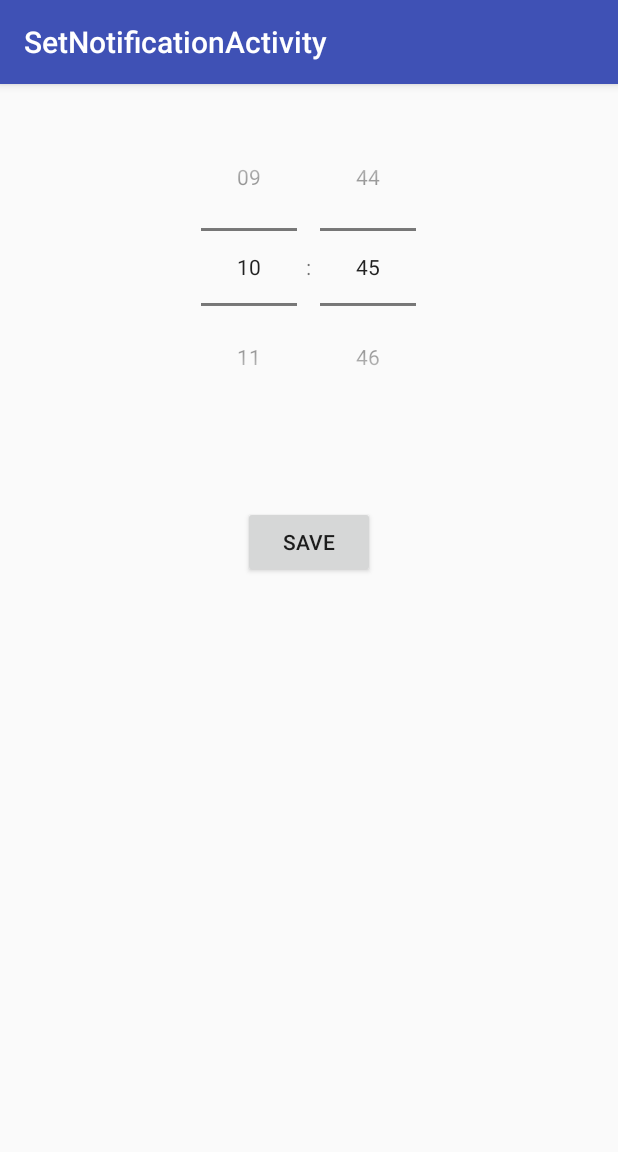
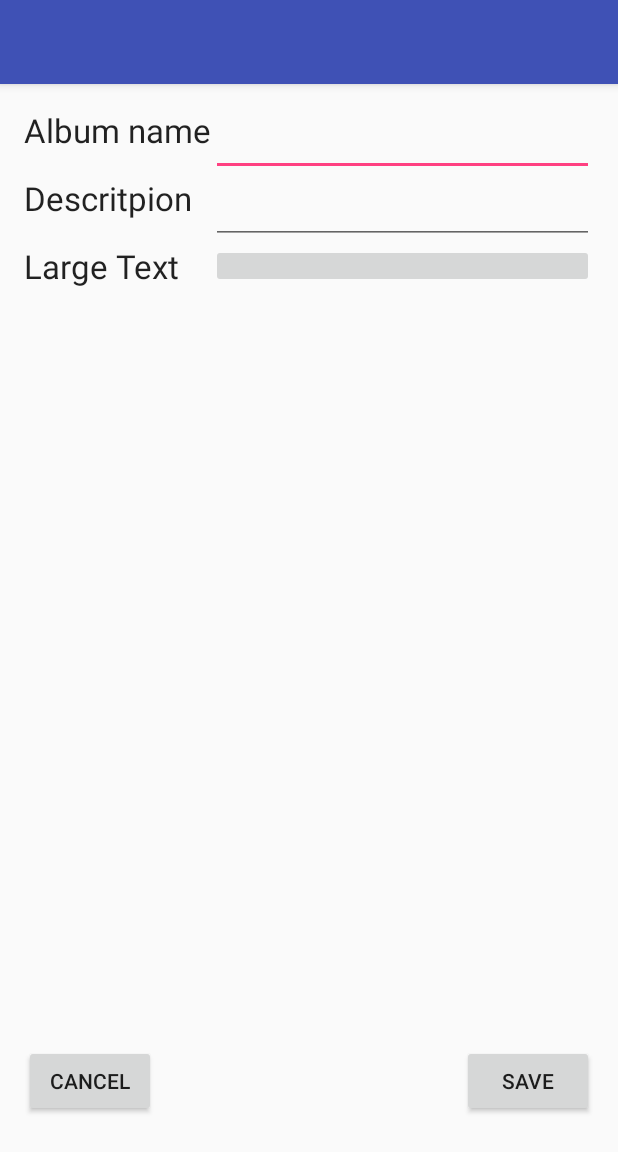
Before and after one commit to KimiBitanga/PhotoProgress, an Android app: the screen it shows after launch (SetNotificationActivity before the commit, SettingsActivity after it), after a tap on "SET NOTIFICATION", on a phone screen of 412 x 824 dp. Shown: the top 1152 px of the screen. Run offline under Robolectric (Android 15) with nearby library versions, the phone set to English and light mode, and no system bars.

Commit message:
Added methods for saving settings to file and loading settings from file. Folder creation does not work!

```diff
--- a/app/src/main/AndroidManifest.xml
+++ b/app/src/main/AndroidManifest.xml
@@ -29,6 +29,10 @@
         <activity
             android:name=".activities.SetNotificationActivity"
             android:label="@string/title_activity_set_notification"
+            android:theme="@style/AppTheme.NoActionBar" />
+        <activity
+            android:name=".activities.SettingsActivity"
+            android:label="@string/title_activity_settings"
             android:theme="@style/AppTheme.NoActionBar"></activity>
     </application>
 
--- a/app/src/main/java/com/secretproject/photoprogress/activities/MainActivity.java
+++ b/app/src/main/java/com/secretproject/photoprogress/activities/MainActivity.java
@@ -30,7 +30,7 @@ public class MainActivity extends Activity {
                 new View.OnClickListener() {
                     @Override
                     public void onClick(View v) {
-                        startActivity(new Intent(MainActivity.this, SetNotificationActivity.class));
+                        startActivity(new Intent(MainActivity.this, SettingsActivity.class));
                     }
                 }
         );
--- /dev/null
+++ b/app/src/main/java/com/secretproject/photoprogress/activities/SettingsActivity.java
@@ -0,0 +1,44 @@
+package com.secretproject.photoprogress.activities;
+
+import android.os.Bundle;
+import android.support.v7.app.AppCompatActivity;
+
+import com.secretproject.photoprogress.R;
+import com.secretproject.photoprogress.data.PhotoAlbum;
+import com.secretproject.photoprogress.helpers.XmlHelper;
+
+import java.util.ArrayList;
+
+public class SettingsActivity extends AppCompatActivity {
+
+    @Override
+    protected void onCreate(Bundle savedInstanceState) {
+        super.onCreate(savedInstanceState);
+        setContentView(R.layout.activity_settings);
+
+        PhotoAlbum album = new PhotoAlbum();
+        ArrayList<PhotoAlbum> settings = new ArrayList<PhotoAlbum>();
+
+        album.setId(1);
+        album.setName("aaa");
+        album.setDescription("aaa");
+        album.setNotificationTime(100);
+
+        if (album.getName() == ""){
+
+        }
+
+        settings.add(album);
+        try {
+            XmlHelper.saveToXmlFile(settings);
+        }
+        catch (Exception e){
+            System.out.println(e.toString());
+        }
+
+    }
+
+    public void saveSettings() throws Exception {
+
+    }
+}
--- /dev/null
+++ b/app/src/main/java/com/secretproject/photoprogress/data/NotificationInterval.java
@@ -0,0 +1,15 @@
+package com.secretproject.photoprogress.data;
+
+/**
+ * Created by milan.curcic on 12.3.2016..
+ */
+public enum NotificationInterval {
+    HOURLY,
+    EVERY_OTHER_HOUR,
+    DAILY,
+    EVERY_OTHER_DAY,
+    WEEKLY,
+    EVERY_OTHER_WEEK,
+    EVERY_FOUR_WEEKS
+
+}
--- /dev/null
+++ b/app/src/main/java/com/secretproject/photoprogress/data/PhotoAlbum.java
@@ -0,0 +1,63 @@
+package com.secretproject.photoprogress.data;
+
+
+/**
+ * Created by milan.curcic on 9.3.2016..
+ */
+public class PhotoAlbum {
+
+    private int id;
+    private String name;
+    private String description;
+    private long notificationTime;
+    private NotificationInterval notificationInterval;
+
+    // TODO: 9.3.2016. Add photo collection field
+
+    public static final String PHOTO_ALBUM = "PhotoAlbum";
+    public static final String ID = "Id";
+    public static final String NAME = "Name";
+    public static final String DESCRIPTION = "Description";
+    public static final String NOTIFICATION_TIME = "NotificationTime";
+    public static final String NOTIFICATION_INTERVAL = "NotificationInterval";
+
+    public int getId(){
+        return id;
+    }
+
+    public void setId(int id){
+        this.id = id;
+    }
+
+    public String getName() {
+        return name;
+    }
+
+    public void setName(String name) {
+        this.name = name;
+    }
+
+    public String getDescription() {
+        return description;
+    }
+
+    public void setDescription(String description) {
+        this.description = description;
+    }
+
+    public long getNotificationTime() {
+        return notificationTime;
+    }
+
+    public void setNotificationTime(long notificationTime) {
+        this.notificationTime = notificationTime;
+    }
+
+    public NotificationInterval getNotificationInterval() {
+        return notificationInterval;
+    }
+
+    public void setNotificationInterval(NotificationInterval notificationInterval) {
+        this.notificationInterval = notificationInterval;
+    }
+}
--- /dev/null
+++ b/app/src/main/java/com/secretproject/photoprogress/helpers/XmlHelper.java
@@ -0,0 +1,152 @@
+package com.secretproject.photoprogress.helpers;
+
+import android.os.Environment;
+import android.util.Xml;
+
+import com.secretproject.photoprogress.data.PhotoAlbum;
+
+import org.xmlpull.v1.XmlPullParser;
+import org.xmlpull.v1.XmlPullParserException;
+import org.xmlpull.v1.XmlPullParserFactory;
+import org.xmlpull.v1.XmlSerializer;
+
+import java.io.File;
+import java.io.FileInputStream;
+import java.io.FileOutputStream;
+import java.io.IOException;
+import java.io.InputStreamReader;
+import java.io.StringReader;
+import java.io.StringWriter;
+import java.util.ArrayList;
+import java.util.Collection;
+
+/**
+ * Created by milan.curcic on 9.3.2016..
+ */
+public class XmlHelper {
+
+    public static String saveToXmlFile(Collection<PhotoAlbum> settings) throws Exception {
+
+        XmlSerializer xmlSerializer = Xml.newSerializer();
+        StringWriter writer = new StringWriter();
+
+        xmlSerializer.setOutput(writer);
+
+        xmlSerializer.startDocument("UTF-8", true);
+
+        xmlSerializer.startTag("", PhotoAlbum.PHOTO_ALBUM + "s");
+
+        for(PhotoAlbum photoAlbum : settings) {
+            xmlSerializer.startTag("", PhotoAlbum.PHOTO_ALBUM);
+
+            xmlSerializer.startTag("", PhotoAlbum.ID);
+            xmlSerializer.text(String.valueOf(photoAlbum.getId()));
+            xmlSerializer.endTag("", PhotoAlbum.ID);
+
+            xmlSerializer.startTag("", PhotoAlbum.NAME);
+            xmlSerializer.text(photoAlbum.getName());
+            xmlSerializer.endTag("", PhotoAlbum.NAME);
+
+            xmlSerializer.startTag("", PhotoAlbum.DESCRIPTION);
+            xmlSerializer.text(photoAlbum.getDescription());
+            xmlSerializer.endTag("", PhotoAlbum.DESCRIPTION);
+
+            xmlSerializer.startTag("", PhotoAlbum.NOTIFICATION_TIME);
+            xmlSerializer.text(String.valueOf(photoAlbum.getNotificationTime()));
+            xmlSerializer.endTag("", PhotoAlbum.NOTIFICATION_TIME);
+
+            xmlSerializer.endTag("", PhotoAlbum.PHOTO_ALBUM);
+        }
+
+        xmlSerializer.endTag("", PhotoAlbum.PHOTO_ALBUM + "s");
+
+        xmlSerializer.endDocument();
+
+        File folder = new File(Environment.getExternalStorageDirectory().getAbsolutePath() + "/PhotoProgress");
+        if (!folder.exists()) {
+            boolean success = true;
+            if (!folder.exists()) {
+                success = folder.mkdir();
+            }
+
+            if (success) {
+                File file = new File(Environment.getExternalStorageDirectory().getAbsolutePath() + "/PhotoProgress/Settings.xml");
+                success = file.createNewFile();
+            }
+        }
+
+        FileOutputStream fos = new FileOutputStream (Environment.getExternalStorageDirectory().getAbsolutePath() + "/" + "PhotoProgress/Settings.xml");
+
+        fos.write(writer.toString().getBytes());
+        fos.close();
+
+        return writer.toString();
+    }
+
+    public static Collection<PhotoAlbum> loadSettingsFromXml() throws Exception {
+
+        Collection<PhotoAlbum> settings = new ArrayList<PhotoAlbum>();
+        PhotoAlbum photoAlbum = null;
+
+        File file = new File(Environment.getExternalStorageDirectory().getAbsolutePath() + "/" + "PhotoProgress" + "/", "Settings.xml");
+        FileInputStream fis = new FileInputStream(file);
+        InputStreamReader isr = new InputStreamReader(fis);
+        char[] inputBuffer = new char[fis.available()];
+        isr.read(inputBuffer);
+        String data = new String(inputBuffer);
+        isr.close();
+        fis.close();
+
+        try {
+            XmlPullParser parser = XmlPullParserFactory.newInstance().newPullParser();
+            parser.setInput(new StringReader(data));
+            int eventType = parser.getEventType();
+
+            while(eventType != XmlPullParser.END_DOCUMENT) {
+                switch(eventType) {
+
+                    case XmlPullParser.START_DOCUMENT:
+                        photoAlbum = new PhotoAlbum();
+                        break;
+
+                    case XmlPullParser.START_TAG:
+
+                        String tagName = parser.getName();
+
+                        if(tagName.equalsIgnoreCase(PhotoAlbum.ID)) {
+                            photoAlbum.setId(Integer.parseInt(parser.nextText()));
+                        }
+
+                        else if(tagName.equalsIgnoreCase(PhotoAlbum.NAME)) {
+                            photoAlbum.setName(parser.nextText());
+                        }
+
+                        else if(tagName.equalsIgnoreCase(PhotoAlbum.DESCRIPTION)) {
+                            photoAlbum.setDescription(parser.nextText());
+                        }
+
+                        else if(tagName.equalsIgnoreCase(PhotoAlbum.NOTIFICATION_TIME)) {
+                            photoAlbum.setNotificationTime(Long.parseLong(parser.nextText()));
+                        }
+                        break;
+
+                    case XmlPullParser.END_TAG:
+
+                        if(parser.getName().equalsIgnoreCase(PhotoAlbum.PHOTO_ALBUM)) {
+                            settings.add(photoAlbum);
+                            photoAlbum = new PhotoAlbum();
+                        }
+                }
+                // jump to next event
+                eventType = parser.next();
+            }
+            // exception stuffs
+        } catch (XmlPullParserException e) {
+            settings = null;
+        } catch (IOException e) {
+            settings = null;
+        }
+
+        return settings;
+    }
+}
--- /dev/null
+++ b/app/src/main/res/layout/activity_settings.xml
@@ -0,0 +1,26 @@
+<?xml version="1.0" encoding="utf-8"?>
+<android.support.design.widget.CoordinatorLayout xmlns:android="http://schemas.android.com/apk/res/android"
+    xmlns:app="http://schemas.android.com/apk/res-auto"
+    xmlns:tools="http://schemas.android.com/tools"
+    android:layout_width="match_parent"
+    android:layout_height="match_parent"
+    android:fitsSystemWindows="true"
+    tools:context="com.secretproject.photoprogress.activities.SettingsActivity">
+
+    <android.support.design.widget.AppBarLayout
+        android:layout_width="match_parent"
+        android:layout_height="wrap_content"
+        android:theme="@style/AppTheme.AppBarOverlay">
+
+        <android.support.v7.widget.Toolbar
+            android:id="@+id/toolbar"
+            android:layout_width="match_parent"
+            android:layout_height="?attr/actionBarSize"
+            android:background="?attr/colorPrimary"
+            app:popupTheme="@style/AppTheme.PopupOverlay" />
+
+    </android.support.design.widget.AppBarLayout>
+
+    <include layout="@layout/content_settings" />
+
+</android.support.design.widget.CoordinatorLayout>
--- /dev/null
+++ b/app/src/main/res/layout/content_settings.xml
@@ -0,0 +1,94 @@
+<?xml version="1.0" encoding="utf-8"?>
+<RelativeLayout xmlns:android="http://schemas.android.com/apk/res/android"
+    xmlns:app="http://schemas.android.com/apk/res-auto"
+    xmlns:tools="http://schemas.android.com/tools"
+    android:layout_width="match_parent"
+    android:layout_height="match_parent"
+    android:paddingBottom="@dimen/activity_vertical_margin"
+    android:paddingLeft="@dimen/activity_horizontal_margin"
+    android:paddingRight="@dimen/activity_horizontal_margin"
+    android:paddingTop="@dimen/activity_vertical_margin"
+    app:layout_behavior="@string/appbar_scrolling_view_behavior"
+    tools:context="com.secretproject.photoprogress.activities.SettingsActivity"
+    tools:showIn="@layout/activity_settings">
+
+    <TextView
+        android:layout_width="wrap_content"
+        android:layout_height="wrap_content"
+        android:textAppearance="?android:attr/textAppearanceLarge"
+        android:text="Album name"
+        android:id="@+id/tvName"
+        android:layout_alignParentTop="true"
+        android:layout_alignParentLeft="true"
+        android:layout_alignParentStart="true" />
+
+    <EditText
+        android:layout_width="wrap_content"
+        android:layout_height="wrap_content"
+        android:id="@+id/etName"
+        android:layout_alignParentTop="true"
+        android:layout_alignParentRight="true"
+        android:layout_alignParentEnd="true"
+        android:layout_toRightOf="@+id/tvName"
+        android:layout_toEndOf="@+id/tvName" />
+
+    <TextView
+        android:layout_width="wrap_content"
+        android:layout_height="wrap_content"
+        android:textAppearance="?android:attr/textAppearanceLarge"
+        android:text="Descritpion"
+        android:id="@+id/tvDescription"
+        android:layout_below="@+id/etName"
+        android:layout_alignParentLeft="true"
+        android:layout_alignParentStart="true" />
+
+    <EditText
+        android:layout_width="wrap_content"
+        android:layout_height="wrap_content"
+        android:id="@+id/etDescription"
+        android:layout_alignTop="@+id/tvDescription"
+        android:layout_toRightOf="@+id/tvName"
+        android:layout_alignParentRight="true"
+        android:layout_alignParentEnd="true" />
+
+    <TextView
+        android:layout_width="wrap_content"
+        android:layout_height="wrap_content"
+        android:textAppearance="?android:attr/textAppearanceLarge"
+        android:text="Large Text"
+        android:id="@+id/tvNotification"
+        android:layout_below="@+id/etDescription"
+        android:layout_alignParentLeft="true"
+        android:layout_alignParentStart="true" />
+
+    <ImageButton
+        android:layout_width="wrap_content"
+        android:layout_height="wrap_content"
+        android:id="@+id/imageButton"
+        android:layout_below="@+id/etDescription"
+        android:layout_alignLeft="@+id/etDescription"
+        android:layout_alignStart="@+id/etDescription"
+        android:layout_alignBottom="@+id/tvNotification"
+        android:layout_alignRight="@+id/etDescription"
+        android:layout_alignEnd="@+id/etDescription" />
+
+    <Button
+        android:layout_width="wrap_content"
+        android:layout_height="wrap_content"
+        android:text="Save"
+        android:id="@+id/btnSave"
+        android:onClick="saveSettings"
+        android:layout_alignParentBottom="true"
+        android:layout_alignParentRight="true"
+        android:layout_alignParentEnd="true"
+        android:layout_marginBottom="63dp" />
+
+    <Button
+        android:layout_width="wrap_content"
+        android:layout_height="wrap_content"
+        android:text="Cancel"
+        android:id="@+id/btnCancel"
+        android:layout_alignBottom="@+id/btnSave"
+        android:layout_alignParentLeft="true"
+        android:layout_alignParentStart="true" />
+</RelativeLayout>
--- a/app/src/main/res/values/strings.xml
+++ b/app/src/main/res/values/strings.xml
@@ -5,4 +5,5 @@
     <string name="notification_title">Photo Progress</string>
     <string name="notification_subject">It\'s time to take a photo!</string>
     <string name="title_activity_set_notification">SetNotificationActivity</string>
+    <string name="title_activity_settings">SettingsActivity</string>
 </resources>
```
